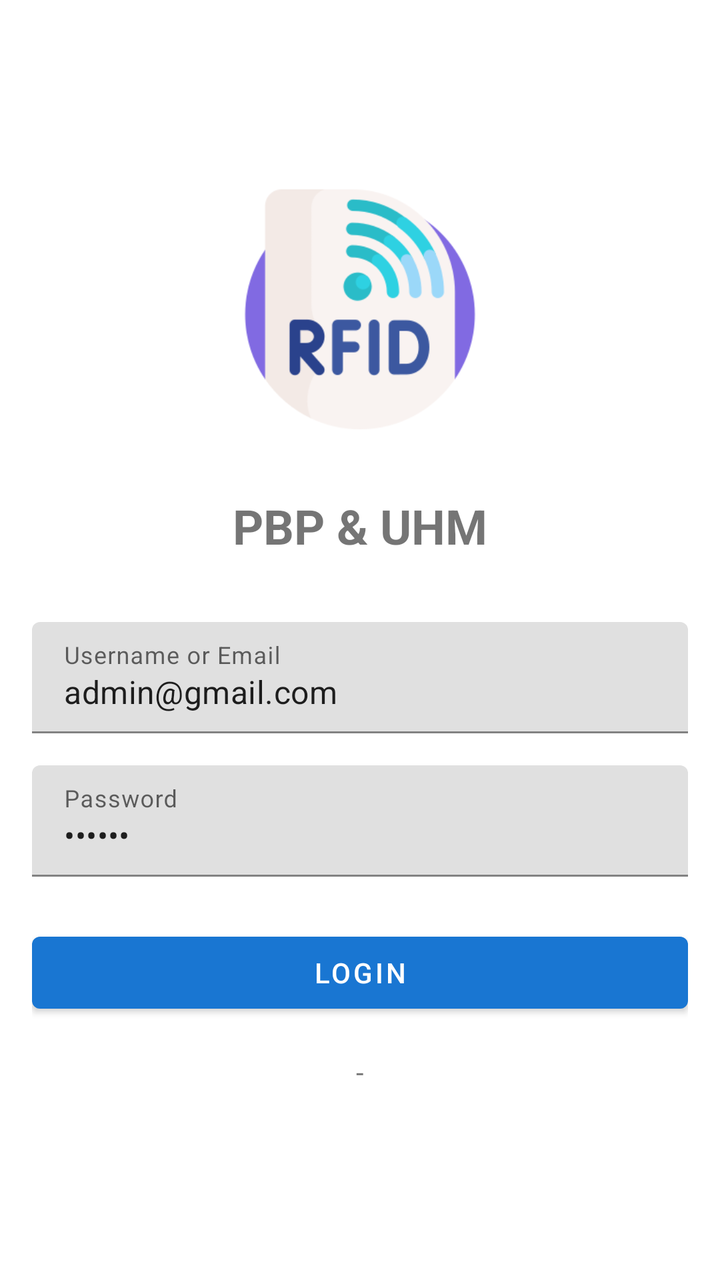
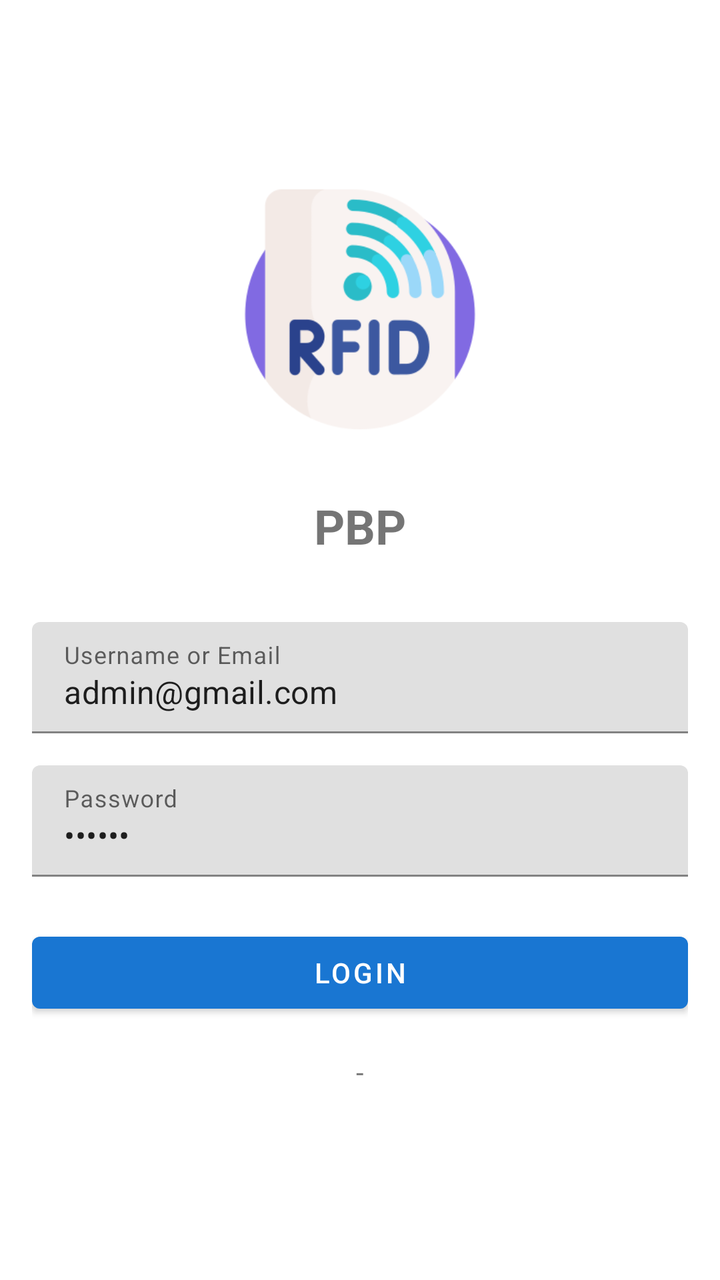

The first picture is an Android layout as it rendered before a commit; the second is the same layout after the commit. The layout source and the unified diff follow.
<!-- AndroidManifest.xml: application theme AppTheme -->
<!-- res/layout/activity_main.xml -->
<?xml version="1.0" encoding="utf-8"?>
<FrameLayout xmlns:android="http://schemas.android.com/apk/res/android"
    xmlns:app="http://schemas.android.com/apk/res-auto"
    android:layout_width="match_parent"
    android:layout_height="match_parent">

    
    <LinearLayout
        android:id="@+id/mainContent"
        android:layout_width="match_parent"
        android:layout_height="match_parent"
        android:orientation="vertical"
        android:visibility="gone"
        android:padding="16dp">

        <com.google.android.material.button.MaterialButton
            android:id="@+id/btnMoveOrder"
            android:layout_width="match_parent"
            android:layout_height="wrap_content"
            android:text="Move Order"
            android:padding="20dp"
            android:layout_marginBottom="10dp"
            android:layout_marginTop="10dp"/>

        <com.google.android.material.button.MaterialButton
            android:id="@+id/btnPickingOrder"
            android:layout_width="match_parent"
            android:layout_height="wrap_content"
            android:text="Picking Order"
            android:padding="20dp"
            android:layout_marginBottom="10dp"/>

        <com.google.android.material.button.MaterialButton
            android:id="@+id/btnCreateRenantBox"
            android:layout_width="match_parent"
            android:layout_height="wrap_content"
            android:text="Create Renant Box"
            android:padding="20dp"
            android:layout_marginBottom="10dp"/>

        <com.google.android.material.button.MaterialButton
            android:id="@+id/btnReceiveShipping"
            android:layout_width="match_parent"
            android:layout_height="wrap_content"
            android:text="Receive to Shipping"
            android:padding="20dp"
            android:layout_marginBottom="10dp"/>


        <com.google.android.material.button.MaterialButton
            android:id="@+id/btnIssueDeliveryOrder"
            android:layout_width="match_parent"
            android:layout_height="wrap_content"
            android:text="Issue Delivery Order"
            android:padding="20dp"
            android:layout_marginBottom="10dp"/>

        <com.google.android.material.button.MaterialButton
            android:id="@+id/btnFindProduct"
            android:layout_width="match_parent"
            android:layout_height="wrap_content"
            android:text="Find Product"
            android:padding="20dp"
            android:layout_marginBottom="10dp"/>

        <com.google.android.material.button.MaterialButton
            android:id="@+id/btnSettings"
            android:layout_width="match_parent"
            android:layout_height="wrap_content"
            android:text="Settings"
            android:padding="20dp"
            android:layout_marginBottom="10dp"/>


        
        <LinearLayout
            android:id="@+id/view_menu"
            android:layout_width="match_parent"
            android:layout_height="match_parent"
            android:orientation="vertical"
            android:visibility="visible">

            <LinearLayout
                android:layout_width="match_parent"
                android:layout_height="wrap_content"
                android:orientation="horizontal"
                android:layout_marginBottom="16dp">

                <Button
                    android:id="@+id/btn_connect"
                    android:layout_width="0dp"
                    android:layout_height="wrap_content"
                    android:layout_weight="1"
                    android:layout_marginEnd="4dp"
                    android:text="@string/Connect" />

                <Button
                    android:id="@+id/btn_search"
                    android:layout_width="0dp"
                    android:layout_height="wrap_content"
                    android:layout_weight="1"
                    android:layout_marginStart="4dp"
                    android:text="@string/title_search" />
            </LinearLayout>

            <TextView
                android:id="@+id/tvAddress"
                android:layout_width="match_parent"
                android:layout_height="wrap_content"
                android:minHeight="48dp"
                android:paddingLeft="4dp"
                android:paddingRight="4dp"
                android:gravity="center_vertical"
                android:layout_marginBottom="16dp"/>


        </LinearLayout>

        
        <LinearLayout
            android:id="@+id/view_tabhost"
            android:layout_width="match_parent"
            android:layout_height="match_parent"
            android:orientation="vertical"
            android:background="@color/blue"
          >

            <androidx.fragment.app.FragmentTabHost
                android:id="@android:id/tabhost"
                android:layout_width="match_parent"
                android:layout_height="match_parent">

                <LinearLayout
                    android:layout_width="match_parent"
                    android:layout_height="match_parent"
                    android:orientation="vertical">

                    <HorizontalScrollView
                        android:id="@+id/hScroller_mytabhostactivity"
                        android:layout_width="fill_parent"
                        android:layout_height="wrap_content"
                        android:fadingEdge="none"
                        android:saveEnabled="false"
                        android:scrollbars="horizontal"
                        android:scrollbarSize="2dp"
                        android:background="@color/blue_qian">

                        <TabWidget
                            android:id="@android:id/tabs"
                            android:layout_width="wrap_content"
                            android:layout_height="wrap_content"
                            android:orientation="horizontal" />
                    </HorizontalScrollView>

                    <FrameLayout
                        android:id="@android:id/tabcontent"
                        android:layout_width="0dp"
                        android:layout_height="0dp"
                        android:layout_weight="0" />

                    <FrameLayout
                        android:id="@+id/realtabcontent"
                        android:layout_width="match_parent"
                        android:layout_height="0dp"
                        android:layout_weight="1" />

                </LinearLayout>
            </androidx.fragment.app.FragmentTabHost>
        </LinearLayout>
    </LinearLayout>

    
    <LinearLayout
        android:id="@+id/view_login"
        android:layout_width="match_parent"
        android:layout_height="match_parent"
        android:orientation="vertical"
        android:padding="16dp"
        android:gravity="center"
        android:visibility="visible">

        <ImageView
            android:layout_width="120dp"
            android:layout_height="120dp"
            android:src="@drawable/app_logo"
            android:layout_marginBottom="32dp"/>

        <TextView
            android:layout_width="wrap_content"
            android:layout_height="wrap_content"
            android:text="PBP &amp; UHM"
            android:textSize="24sp"
            android:textStyle="bold"
            android:layout_marginBottom="32dp"/>

        <com.google.android.material.textfield.TextInputLayout
            android:layout_width="match_parent"
            android:layout_height="wrap_content"
            android:layout_marginBottom="16dp">

            <com.google.android.material.textfield.TextInputEditText
                android:id="@+id/etUsername"
                android:layout_width="match_parent"
                android:layout_height="wrap_content"
                android:hint="Username or Email"
                android:text="admin@gmail.com"
                android:inputType="textEmailAddress"/>
        </com.google.android.material.textfield.TextInputLayout>

        <com.google.android.material.textfield.TextInputLayout
            android:layout_width="match_parent"
            android:layout_height="wrap_content"
            android:layout_marginBottom="24dp">

            <com.google.android.material.textfield.TextInputEditText
                android:id="@+id/etPassword"
                android:layout_width="match_parent"
                android:layout_height="wrap_content"
                android:hint="Password"
                android:text="123456"
                android:inputType="textPassword"/>
        </com.google.android.material.textfield.TextInputLayout>

        <com.google.android.material.button.MaterialButton
            android:id="@+id/btnLogin"
            android:layout_width="match_parent"
            android:layout_height="wrap_content"
            android:text="Login"/>

        <TextView
            android:id="@+id/tvDeviceId"
            android:layout_width="wrap_content"
            android:layout_height="wrap_content"
            android:layout_marginTop="16dp"
            android:text="-"/>
    </LinearLayout>

    
    <FrameLayout
        android:id="@+id/loadingOverlay"
        android:layout_width="match_parent"
        android:layout_height="match_parent"
        android:background="@color/white"
        android:visibility="gone">

        <ProgressBar
            android:id="@+id/progressBar"
            android:layout_width="wrap_content"
            android:layout_height="wrap_content"
            android:layout_gravity="center"/>
    </FrameLayout>

</FrameLayout>
<!-- resources referenced by this layout -->
<resources>
  <color name="blue">#0000FF</color>
  <color name="blue_qian">#e0edff</color>
  <color name="white">#FFFFFF</color>
  <!-- drawable app_logo: png bitmap (drawable, 16245 bytes) -->
  <string name="Connect">Connect</string>
  <string name="title_search">Search</string>
  <style name="AppTheme" parent="Theme.MaterialComponents.Light.DarkActionBar">
          <item name="colorPrimary">@color/colorPrimary</item>
          <item name="colorPrimaryDark">@color/colorPrimaryDark</item>
          <item name="colorAccent">@color/colorAccent</item>
      </style>
  <color name="colorPrimary">#1976D2</color>
  <color name="colorPrimaryDark">#1565C0</color>
  <color name="colorAccent">#FFC107</color>
</resources>

<!-- the commit's change to res/layout/activity_main.xml (unified diff, before → after) -->
@@ -5,168 +5,170 @@
     android:layout_height="match_parent">
 
     
+    <ScrollView
+        android:layout_width="match_parent"
+        android:layout_height="match_parent"
+        android:fillViewport="true">
+
+        <LinearLayout
+            android:id="@+id/mainContent"
+            android:layout_width="match_parent"
+            android:layout_height="wrap_content"
+            android:orientation="vertical"
+            android:visibility="gone"
+            android:padding="16dp">
+
+            <com.google.android.material.button.MaterialButton
+                android:id="@+id/btnMoveOrder"
+                android:layout_width="match_parent"
+                android:layout_height="wrap_content"
+                android:text="Move Order"
+                android:padding="20dp"
+                android:layout_marginBottom="10dp"
+                android:layout_marginTop="10dp"/>
+
+            <com.google.android.material.button.MaterialButton
+                android:id="@+id/btnPickingOrder"
+                android:layout_width="match_parent"
+                android:layout_height="wrap_content"
+                android:text="Picking Order"
+                android:padding="20dp"
+                android:layout_marginBottom="10dp"/>
+
+            <com.google.android.material.button.MaterialButton
+                android:id="@+id/btnCreateRenantBox"
+                android:layout_width="match_parent"
+                android:layout_height="wrap_content"
+                android:text="Create Renant Box"
+                android:padding="20dp"
+                android:layout_marginBottom="10dp"/>
+
+            <com.google.android.material.button.MaterialButton
+                android:id="@+id/btnReceiveShipping"
+                android:layout_width="match_parent"
+                android:layout_height="wrap_content"
+                android:text="Receive to Shipping"
+                android:padding="20dp"
+                android:layout_marginBottom="10dp"/>
+
+
+            <com.google.android.material.button.MaterialButton
+                android:id="@+id/btnIssueDeliveryOrder"
+                android:layout_width="match_parent"
+                android:layout_height="wrap_content"
+                android:text="Issue Delivery Order"
+                android:padding="20dp"
+                android:layout_marginBottom="10dp"/>
+
+            <com.google.android.material.button.MaterialButton
+                android:id="@+id/btnFindProduct"
+                android:layout_width="match_parent"
+                android:layout_height="wrap_content"
+                android:text="Find Product"
+                android:padding="20dp"
+                android:layout_marginBottom="10dp"/>
+
+            <com.google.android.material.button.MaterialButton
+                android:id="@+id/btnSettings"
+                android:layout_width="match_parent"
+                android:layout_height="wrap_content"
+                android:text="Settings"
+                android:padding="20dp"
+                android:layout_marginBottom="10dp"/>
+
+
+            
+            <LinearLayout
+                android:id="@+id/view_menu"
+                android:layout_width="match_parent"
+                android:layout_height="wrap_content"
+                android:orientation="vertical"
+                android:visibility="visible">
+
+                <LinearLayout
+                    android:layout_width="match_parent"
+                    android:layout_height="wrap_content"
+                    android:orientation="horizontal"
+                    android:layout_marginBottom="16dp">
+
+                    <Button
+                        android:id="@+id/btn_connect"
+                        android:layout_width="0dp"
+                        android:layout_height="wrap_content"
+                        android:layout_weight="1"
+                        android:layout_marginEnd="4dp"
+                        android:text="@string/Connect" />
+
+                    <Button
+                        android:id="@+id/btn_search"
+                        android:layout_width="0dp"
+                        android:layout_height="wrap_content"
+                        android:layout_weight="1"
+                        android:layout_marginStart="4dp"
+                        android:text="@string/title_search" />
+                </LinearLayout>
+
+                <TextView
+                    android:id="@+id/tvAddress"
+                    android:layout_width="match_parent"
+                    android:layout_height="wrap_content"
+                    android:minHeight="48dp"
+                    android:paddingLeft="4dp"
+                    android:paddingRight="4dp"
+                    android:gravity="center_vertical"
+                    android:layout_marginBottom="16dp"/>
+            </LinearLayout>
+        </LinearLayout>
+    </ScrollView>
+
+    
     <LinearLayout
-        android:id="@+id/mainContent"
+        android:id="@+id/view_tabhost"
         android:layout_width="match_parent"
         android:layout_height="match_parent"
         android:orientation="vertical"
         android:visibility="gone"
-        android:padding="16dp">
-
-        <com.google.android.material.button.MaterialButton
-            android:id="@+id/btnMoveOrder"
-            android:layout_width="match_parent"
-            android:layout_height="wrap_content"
-            android:text="Move Order"
-            android:padding="20dp"
-            android:layout_marginBottom="10dp"
-            android:layout_marginTop="10dp"/>
-
-        <com.google.android.material.button.MaterialButton
-            android:id="@+id/btnPickingOrder"
-            android:layout_width="match_parent"
-            android:layout_height="wrap_content"
-            android:text="Picking Order"
-            android:padding="20dp"
-            android:layout_marginBottom="10dp"/>
-
-        <com.google.android.material.button.MaterialButton
-            android:id="@+id/btnCreateRenantBox"
-            android:layout_width="match_parent"
-            android:layout_height="wrap_content"
-            android:text="Create Renant Box"
-            android:padding="20dp"
-            android:layout_marginBottom="10dp"/>
-
-        <com.google.android.material.button.MaterialButton
-            android:id="@+id/btnReceiveShipping"
-            android:layout_width="match_parent"
-            android:layout_height="wrap_content"
-            android:text="Receive to Shipping"
-            android:padding="20dp"
-            android:layout_marginBottom="10dp"/>
-
-
-        <com.google.android.material.button.MaterialButton
-            android:id="@+id/btnIssueDeliveryOrder"
-            android:layout_width="match_parent"
-            android:layout_height="wrap_content"
-            android:text="Issue Delivery Order"
-            android:padding="20dp"
-            android:layout_marginBottom="10dp"/>
-
-        <com.google.android.material.button.MaterialButton
-            android:id="@+id/btnFindProduct"
-            android:layout_width="match_parent"
-            android:layout_height="wrap_content"
-            android:text="Find Product"
-            android:padding="20dp"
-            android:layout_marginBottom="10dp"/>
-
-        <com.google.android.material.button.MaterialButton
-            android:id="@+id/btnSettings"
-            android:layout_width="match_parent"
-            android:layout_height="wrap_content"
-            android:text="Settings"
-            android:padding="20dp"
-            android:layout_marginBottom="10dp"/>
-
-
-        
-        <LinearLayout
-            android:id="@+id/view_menu"
-            android:layout_width="match_parent"
-            android:layout_height="match_parent"
-            android:orientation="vertical"
-            android:visibility="visible">
+        android:background="@color/white">
+
+        <androidx.fragment.app.FragmentTabHost
+            android:id="@android:id/tabhost"
+            android:layout_width="match_parent"
+            android:layout_height="match_parent">
 
             <LinearLayout
                 android:layout_width="match_parent"
-                android:layout_height="wrap_content"
-                android:orientation="horizontal"
-                android:layout_marginBottom="16dp">
-
-                <Button
-                    android:id="@+id/btn_connect"
+                android:layout_height="match_parent"
+                android:orientation="vertical">
+
+                <HorizontalScrollView
+                    android:id="@+id/hScroller_mytabhostactivity"
+                    android:layout_width="fill_parent"
+                    android:layout_height="wrap_content"
+                    android:fadingEdge="none"
+                    android:saveEnabled="false"
+                    android:scrollbars="horizontal"
+                    android:scrollbarSize="2dp">
+
+                    <TabWidget
+                        android:id="@android:id/tabs"
+                        android:layout_width="wrap_content"
+                        android:layout_height="wrap_content"
+                        android:orientation="horizontal" />
+                </HorizontalScrollView>
+
+                <FrameLayout
+                    android:id="@android:id/tabcontent"
                     android:layout_width="0dp"
-                    android:layout_height="wrap_content"
-                    android:layout_weight="1"
-                    android:layout_marginEnd="4dp"
-                    android:text="@string/Connect" />
-
-                <Button
-                    android:id="@+id/btn_search"
-                    android:layout_width="0dp"
-                    android:layout_height="wrap_content"
-                    android:layout_weight="1"
-                    android:layout_marginStart="4dp"
-                    android:text="@string/title_search" />
+                    android:layout_height="0dp"
+                    android:layout_weight="0" />
+
+                <FrameLayout
+                    android:id="@+id/realtabcontent"
+                    android:layout_width="match_parent"
+                    android:layout_height="0dp"
+                    android:layout_weight="1" />
             </LinearLayout>
-
-            <TextView
-                android:id="@+id/tvAddress"
-                android:layout_width="match_parent"
-                android:layout_height="wrap_content"
-                android:minHeight="48dp"
-                android:paddingLeft="4dp"
-                android:paddingRight="4dp"
-                android:gravity="center_vertical"
-                android:layout_marginBottom="16dp"/>
-
-
-        </LinearLayout>
-
-        
-        <LinearLayout
-            android:id="@+id/view_tabhost"
-            android:layout_width="match_parent"
-            android:layout_height="match_parent"
-            android:orientation="vertical"
-            android:background="@color/blue"
-          >
-
-            <androidx.fragment.app.FragmentTabHost
-                android:id="@android:id/tabhost"
-                android:layout_width="match_parent"
-                android:layout_height="match_parent">
-
-                <LinearLayout
-                    android:layout_width="match_parent"
-                    android:layout_height="match_parent"
-                    android:orientation="vertical">
-
-                    <HorizontalScrollView
-                        android:id="@+id/hScroller_mytabhostactivity"
-                        android:layout_width="fill_parent"
-                        android:layout_height="wrap_content"
-                        android:fadingEdge="none"
-                        android:saveEnabled="false"
-                        android:scrollbars="horizontal"
-                        android:scrollbarSize="2dp"
-                        android:background="@color/blue_qian">
-
-                        <TabWidget
-                            android:id="@android:id/tabs"
-                            android:layout_width="wrap_content"
-                            android:layout_height="wrap_content"
-                            android:orientation="horizontal" />
-                    </HorizontalScrollView>
-
-                    <FrameLayout
-                        android:id="@android:id/tabcontent"
-                        android:layout_width="0dp"
-                        android:layout_height="0dp"
-                        android:layout_weight="0" />
-
-                    <FrameLayout
-                        android:id="@+id/realtabcontent"
-                        android:layout_width="match_parent"
-                        android:layout_height="0dp"
-                        android:layout_weight="1" />
-
-                </LinearLayout>
-            </androidx.fragment.app.FragmentTabHost>
-        </LinearLayout>
+        </androidx.fragment.app.FragmentTabHost>
     </LinearLayout>
 
     
@@ -188,7 +190,7 @@
         <TextView
             android:layout_width="wrap_content"
             android:layout_height="wrap_content"
-            android:text="PBP &amp; UHM"
+            android:text="PBP"
             android:textSize="24sp"
             android:textStyle="bold"
             android:layout_marginBottom="32dp"/>
@@ -249,5 +251,4 @@
             android:layout_height="wrap_content"
             android:layout_gravity="center"/>
     </FrameLayout>
-
 </FrameLayout>
<!-- resource entries referenced after the edit -->
@@ -1,7 +1,5 @@
 <!-- resources referenced by this layout -->
 <resources>
-  <color name="blue">#0000FF</color>
-  <color name="blue_qian">#e0edff</color>
   <color name="white">#FFFFFF</color>
   <!-- drawable app_logo: png bitmap (drawable, 16245 bytes) -->
   <string name="Connect">Connect</string>
